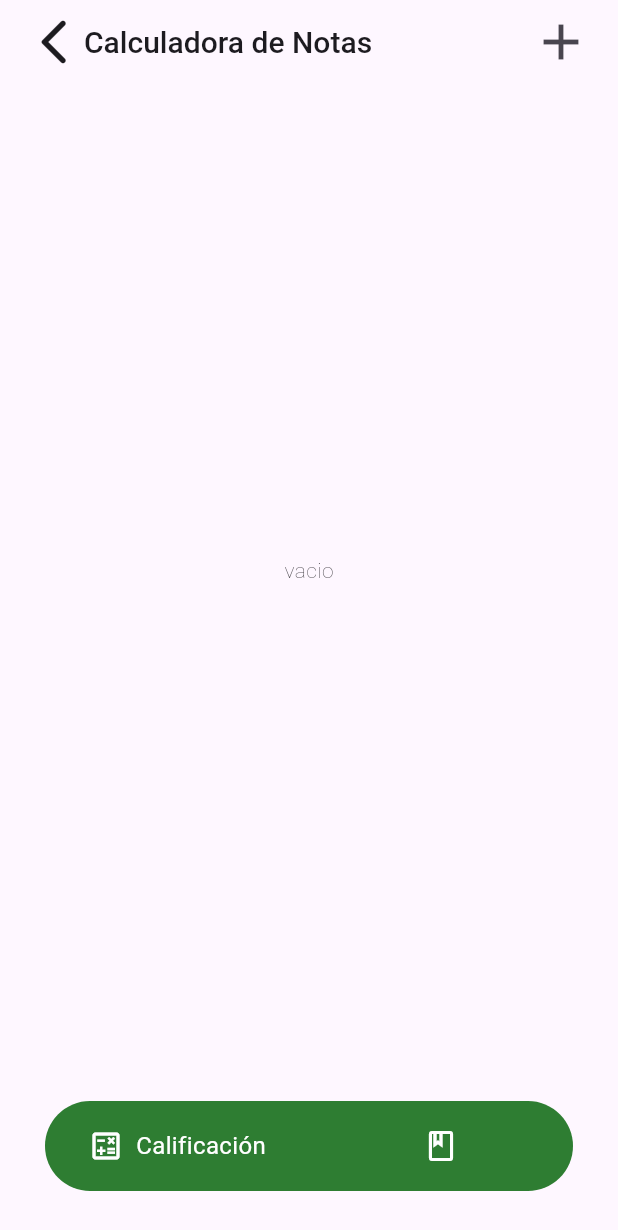
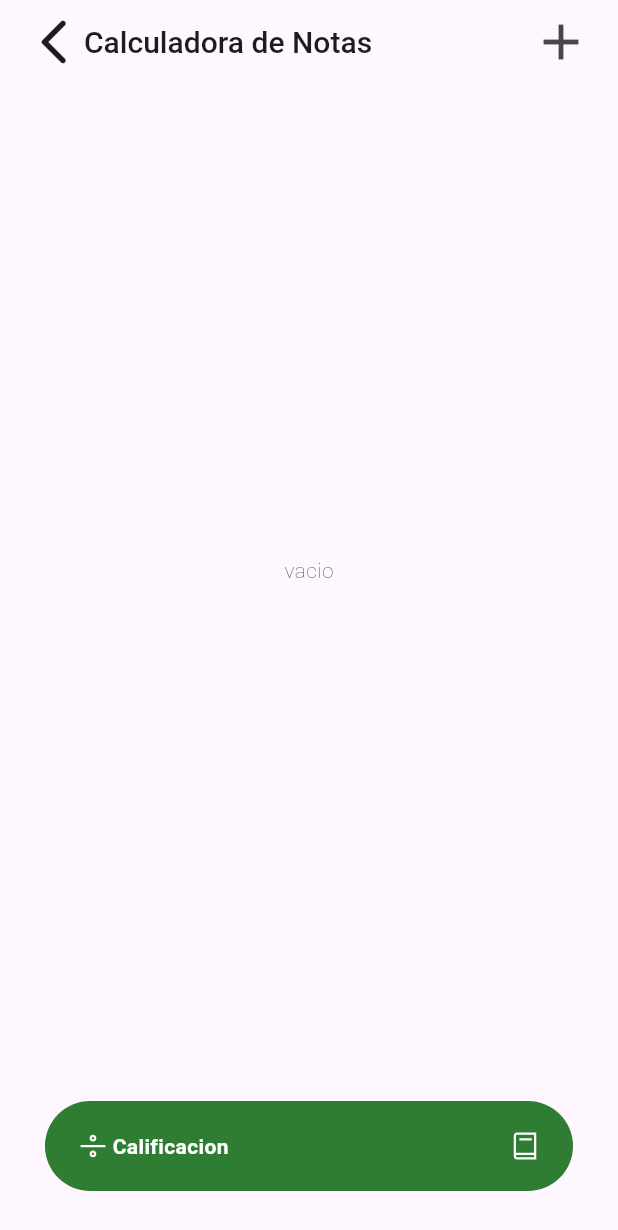
Before and after one commit to diegohdnz11/myGPA-, a Flutter app: the screen it shows after launch, on a phone screen of 412 x 824 dp. Shown: the top 1230 px of the screen. Run offline on Flutter 3.47's test engine with Material 3 defaults, Android fonts, the phone set to English and light mode, and no system bars; drawn by our look-alikes of google_nav_bar; our stand-ins replace line_icons.

Commit message:
NOW FINISHED

```diff
--- a/lib/presentation/pages/GPA/gpa_class.dart
+++ b/lib/presentation/pages/GPA/gpa_class.dart
@@ -34,8 +34,8 @@ class _GpaClassState extends State<GpaClass> {
         color: CupertinoColors.systemBackground.resolveFrom(context),
         child: CupertinoPicker(
           itemExtent: 32.0,
-          onSelectedItemChanged: (int index) {
-            onChanged(items[index]);
+          onSelectedItemChanged: (int i) {
+            onChanged(items[i]);
           },
           scrollController: FixedExtentScrollController(
             initialItem: items.indexOf(selectedItem),
--- a/lib/presentation/pages/Home/home.dart
+++ b/lib/presentation/pages/Home/home.dart
@@ -2,6 +2,8 @@ import 'package:classic_gpa/presentation/pages/GPA/gpa_page.dart';
 import 'package:classic_gpa/presentation/widgets/home_card.dart';
 import 'package:flutter/material.dart';
 import 'package:classic_gpa/presentation/pages/Home/home_plus.dart';
+import 'package:google_nav_bar/google_nav_bar.dart';
+import 'package:line_icons/line_icons.dart';
 
 class HomePage extends StatefulWidget {
   const HomePage({super.key});
@@ -11,30 +13,57 @@ class HomePage extends StatefulWidget {
 }
 
 class _HomePageState extends State<HomePage> {
+  int _selectedIndex = 0;
+  final PageController _pageController = PageController();
   List<String> courses = [];
 
-  void _addCourse() async {
+  void addCourse() async {
     final newCourse = await Navigator.push(
-      context, MaterialPageRoute(builder: (context) => const HomePlus()),);
+      context,
+      MaterialPageRoute(builder: (context) => const HomePlus()),
+    );
 
-    if(newCourse != null && newCourse.toString().isNotEmpty) {
+    if (newCourse != null && newCourse.toString().isNotEmpty) {
       setState(() {
         courses.add(newCourse.toString());
       });
     }
   }
 
-  void _deleteCourse(String course) {
+  void deleteCourse(String course) {
     setState(() {
       courses.remove(course);
     });
+  }
+
+  void _onPageChanged(int index) {
+    setState(() {
+      _selectedIndex = index;
+    });
+  }
+
+  void _onTabChange(int index) {
+    setState(() {
+      _selectedIndex = index;
+      _pageController.jumpToPage(index);
+    });
+  }
+
+  @override
+  void dispose() {
+    _pageController.dispose();
+    super.dispose();
   }
 
   @override
   Widget build(BuildContext context) {
     return MaterialApp(
       home: Scaffold(
-        appBar: AppBar(
+        body: NestedScrollView(
+          headerSliverBuilder: (BuildContext context, bool innerBoxIsScrolled) {
+            return _selectedIndex == 0
+                ? <Widget>[
+                    SliverAppBar(
                       leading: Padding(
                         padding: const EdgeInsets.only(left: 10),
                         child: IconButton(
@@ -49,7 +78,8 @@ class _HomePageState extends State<HomePage> {
                         children: const [
                           Text(
                             'Calculadora de Notas',
-                  style: TextStyle(fontSize: 20, fontWeight: FontWeight.w500),
+                            style: TextStyle(
+                                fontSize: 20, fontWeight: FontWeight.w500),
                           ),
                         ],
                       ),
@@ -57,17 +87,25 @@ class _HomePageState extends State<HomePage> {
                         Padding(
                           padding: const EdgeInsets.only(right: 10),
                           child: IconButton(
-                  onPressed: _addCourse,
+                            onPressed: addCourse,
                             icon: const Icon(Icons.add),
                             iconSize: 40,
                           ),
                         )
-            ]),
-        body: Column(
-            mainAxisAlignment: MainAxisAlignment.spaceBetween,
-            children: [
-              Expanded(
-                child: courses.isEmpty ?  Center(
+                      ],
+                      floating: true,
+                      snap: true,
+                      pinned: false,
+                    ),
+                  ]
+                : <Widget>[];
+          },
+          body: PageView(
+            controller: _pageController,
+            onPageChanged: _onPageChanged,
+            children: <Widget>[
+              courses.isEmpty
+                  ? const Center(
                       child: Text(
                         "vacio",
                         style: TextStyle(
@@ -82,13 +120,16 @@ class _HomePageState extends State<HomePage> {
                         return Center(
                           child: HomeCard(
                             courseName: course,
-                              onDelete: () => _deleteCourse(course),
+                            onDelete: () => deleteCourse(course),
                           ),
                         );
                       },
                     ),
+              const GpaPage(),
+            ],
           ),
-              Padding(
+        ),
+        bottomNavigationBar: Padding(
           padding: const EdgeInsets.all(30.0),
           child: Container(
             height: 60,
@@ -96,48 +137,35 @@ class _HomePageState extends State<HomePage> {
               color: Colors.green[800],
               borderRadius: BorderRadius.circular(40),
             ),
-                  child: Row(
-                    children: [
-                      Expanded(
-                        child: InkWell(
-                          onTap: () {},
-                          child: const SizedBox.expand(
-                            child: Row(
-                              mainAxisAlignment: MainAxisAlignment.center,
-                              children: [
-                                Icon(Icons.calculate_outlined, color: Colors.white),
-                                SizedBox(width: 8),
-                                Text("Calificación",
-                                    style: TextStyle(
-                                        color: Colors.white, fontSize: 16)),
-                              ],
+            child: GNav(
+                mainAxisAlignment: MainAxisAlignment.spaceBetween,
+                haptic: true,
+                tabBorderRadius: 30,
+                curve: Curves.easeOutExpo,
+                duration: const Duration(
+                    milliseconds: 100),
+                gap: 1,
+                color: Colors.white,
+                activeColor: Colors.white,
+                iconSize: 24,
+                tabBackgroundColor:
+                    Colors.green.shade800,
+                selectedIndex: _selectedIndex,
+                onTabChange: _onTabChange,
+                padding: const EdgeInsets.symmetric(
+                    horizontal: 20, vertical: 5),
+                tabs: const [
+                  GButton(
+                    icon: LineIcons.divide,
+                    text: 'Calificacion',
+                  ),
+                  GButton(
+                    icon: LineIcons.book,
+                    text: 'GPA',
+                  ),
+                ]),
           ),
         ),
-                        ),
-                      ),
-                      Expanded(
-                        child: InkWell(
-                          onTap: () {
-                            Navigator.push(
-                                context,
-                                MaterialPageRoute(
-                                    builder: (context) => const GpaPage()));
-                          },
-                          child: const SizedBox.expand(
-                            child: Row(
-                              mainAxisAlignment: MainAxisAlignment.center,
-                              children: [
-                                Icon(Icons.book_outlined, color: Colors.white),
-                              ],
-                            ),
-                          ),
-                        ),
-                      ),
-                    ],
-                  ),
-                ),
-              ),
-            ]),
       ),
     );
   }
--- a/lib/presentation/pages/Home/home_insights.dart
+++ b/lib/presentation/pages/Home/home_insights.dart
@@ -18,7 +18,6 @@ class _HomeInsightsState extends State<HomeInsights> {
     final result = await Navigator.push(context,
       MaterialPageRoute(builder: (context) => const ObjectivePage()),
     );
-
 
     if (result != null) {
       setState(() {
--- a/lib/presentation/pages/Home/home_plus.dart
+++ b/lib/presentation/pages/Home/home_plus.dart
@@ -1,6 +1,4 @@
-import 'package:classic_gpa/presentation/widgets/home_card.dart';
 import 'package:flutter/material.dart';
-import 'package:classic_gpa/presentation/pages/Home/home.dart';
 
 class HomePlus extends StatefulWidget {
   const HomePlus({super.key});
@@ -11,6 +9,7 @@ class HomePlus extends StatefulWidget {
 
 class _HomePlusState extends State<HomePlus> {
   final searchText = TextEditingController();
+
 
 
   @override
--- a/lib/presentation/widgets/gpa_card.dart
+++ b/lib/presentation/widgets/gpa_card.dart
@@ -4,7 +4,7 @@ import 'package:classic_gpa/presentation/widgets/semester_card.dart';
 
 class GpaPlusWidget extends StatefulWidget {
   final int yearNumber;
-  final void Function(int yearNumber) onDelete; // Changed from VoidCallback
+  final void Function(int yearNumber) onDelete;
 
   const GpaPlusWidget({super.key, required this.yearNumber, required this.onDelete});
 
@@ -61,7 +61,7 @@ class _GpaPlusWidgetState extends State<GpaPlusWidget> {
                                 CupertinoActionSheetAction(
                                   isDestructiveAction: true,
                                   onPressed: () {
-                                    widget.onDelete(widget.yearNumber); // Pass yearNumber
+                                    widget.onDelete(widget.yearNumber);
                                     Navigator.pop(context);
                                   },
                                   child: const Text('Delete Card'),
--- a/pubspec.yaml
+++ b/pubspec.yaml
@@ -34,6 +34,8 @@ dependencies:
   # The following adds the Cupertino Icons font to your application.
   # Use with the CupertinoIcons class for iOS style icons.
   cupertino_icons: ^1.0.8
+  google_nav_bar: ^5.0.0
+  line_icons: ^2.0.3
 
 dev_dependencies:
   flutter_test:
```
Also changed, not shown: lib/presentation/pages/GPA/gpa_page.dart (+58 -91 lines), lib/presentation/widgets/home_card.dart (+68 -11 lines), pubspec.lock. Lines whose indentation alone changed are shown as unchanged.
